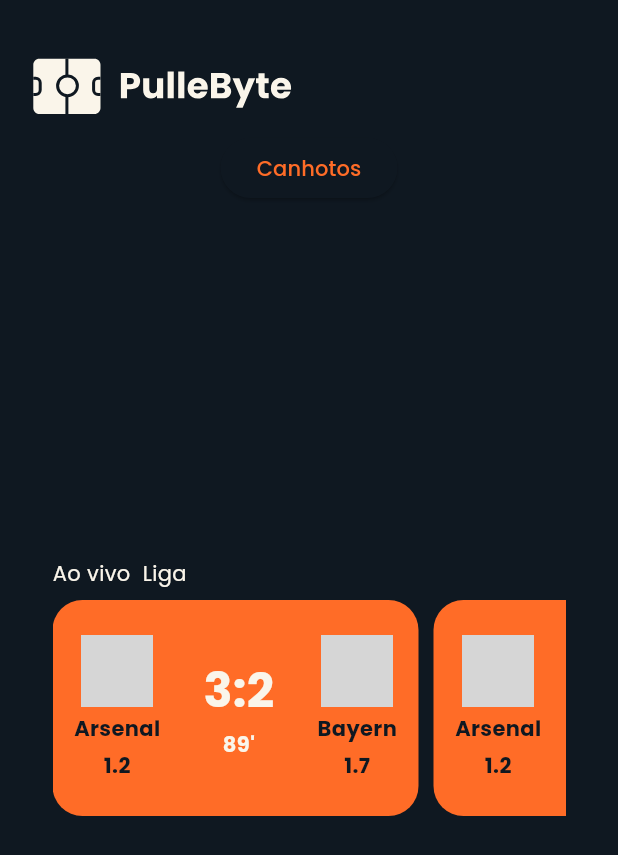
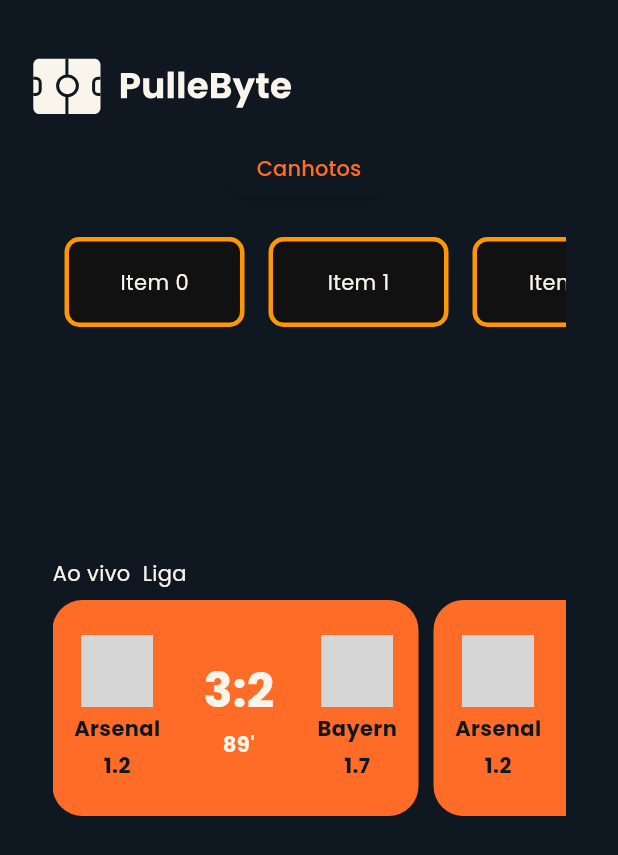
Before and after one commit to Matheusmrinho/Teapot_project2, a Flutter app: the Canhotos screen opened directly, on a phone screen of 412 x 824 dp. Shown: the top 855 px of the screen. Run offline on Flutter 3.47's test engine with Material 3 defaults, Android fonts, the phone set to English and light mode, and no system bars; our stand-ins replace flutter_svg, google_fonts, google_nav_bar; network calls fail; grey boxes are pictures that could not be loaded.

Commit message:
Criação do filtro

```diff
--- /dev/null
+++ b/pullebyte/lib/CustomWidgets/Filtro.dart
@@ -0,0 +1,34 @@
+import 'package:flutter/material.dart';
+
+class FiltroTime extends StatelessWidget {
+  @override
+  Widget build(BuildContext context) {
+    return Padding(
+      padding: const EdgeInsets.only(top: 150.0, right: 35, left: 35),
+      child: SingleChildScrollView(
+        scrollDirection: Axis.horizontal,
+        child: Row(
+          children: List.generate(
+            50,
+            (index) => Container(
+              width: 120,
+              height: 60,
+              margin: const EdgeInsets.all(8),
+              decoration: BoxDecoration(
+                color: const Color.fromARGB(255, 17, 17, 17),
+                borderRadius: BorderRadius.circular(10),
+                border: Border.all(
+                  width: 3,
+                  color: Colors.orange,
+                ),
+              ),
+              child: Center(
+                child: Text('Item $index'),
+              ),
+            ),
+          ),
+        ),
+      ),
+    );
+  }
+}
--- a/pullebyte/lib/Screens/canhotos.dart
+++ b/pullebyte/lib/Screens/canhotos.dart
@@ -1,5 +1,5 @@
 import 'package:flutter/material.dart';
-//import 'package:pullebyte/CustomWidgets/Filtro.dart';
+import 'package:pullebyte/CustomWidgets/Filtro.dart';
 import 'package:pullebyte/CustomWidgets/live_card.dart';
 import 'package:pullebyte/CustomWidgets/live_card_holder.dart';
 import 'package:pullebyte/CustomWidgets/logo_header.dart';
@@ -23,7 +23,7 @@
             left: leftPosition,
             child: LogoHeader(),
           ),
-          //
+          FiltroTime(),
           Center(
             child: Column(
               mainAxisAlignment: MainAxisAlignment.spaceAround,
```
